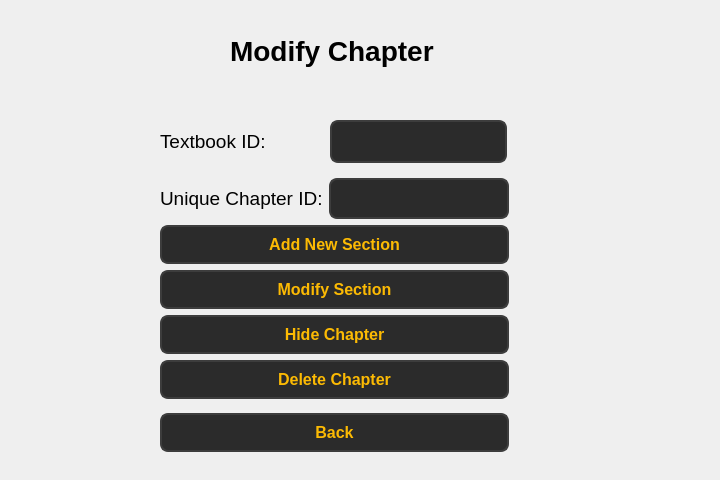
Soham1117/elearningApp, file ui/faculty/faculty_modify_chapter_window.ui: the form before one commit.
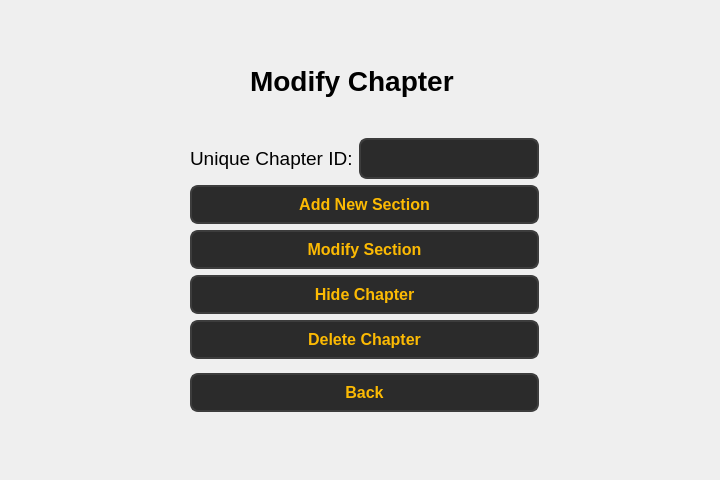
The form after the commit.

Commit message: Changes made to UI of faculty pages.

Patch:
```diff
--- a/ui/faculty/faculty_modify_chapter_window.ui
+++ b/ui/faculty/faculty_modify_chapter_window.ui
@@ -16,8 +16,8 @@
   <widget class="QLabel" name="label">
    <property name="geometry">
     <rect>
-     <x>230</x>
-     <y>30</y>
+     <x>250</x>
+     <y>60</y>
      <width>211</width>
      <height>41</height>
     </rect>
@@ -35,8 +35,8 @@
   <widget class="QWidget" name="layoutWidget">
    <property name="geometry">
     <rect>
-     <x>160</x>
-     <y>170</y>
+     <x>190</x>
+     <y>130</y>
      <width>349</width>
      <height>291</height>
     </rect>
@@ -244,56 +244,6 @@
     </item>
    </layout>
   </widget>
-  <widget class="QLineEdit" name="lineEdit_4">
-   <property name="geometry">
-    <rect>
-     <x>330</x>
-     <y>120</y>
-     <width>177</width>
-     <height>43</height>
-    </rect>
-   </property>
-   <property name="styleSheet">
-    <string notr="true">QLineEdit {
-        background-color: #2b2b2b;  /* Dark background */
-        color: #fcba03;  /* Text color */
-        border: 2px solid #3d3d3d;  /* Border color */
-        border-radius: 8px;  /* Rounded corners */
-        padding: 8px;  /* Padding inside the input field */
-        font-size: 16px;  /* Font size */
-        font-weight: bold;  /* Bold font */
-    }
-
-    QLineEdit:hover {
-        background-color: #3d3d3d;  /* Background when hovered */
-        border: 2px solid #fcba03;  /* Border color when hovered */
-    }
-
-    QLineEdit:focus {
-        background-color: #1a1a1a;  /* Background when focused */
-        border: 2px solid #fcba03;  /* Border color when focused */
-        color: #ffffff;  /* Text color when focused */
-    }</string>
-   </property>
-  </widget>
-  <widget class="QLabel" name="label_5">
-   <property name="geometry">
-    <rect>
-     <x>160</x>
-     <y>120</y>
-     <width>160</width>
-     <height>43</height>
-    </rect>
-   </property>
-   <property name="font">
-    <font>
-     <pointsize>14</pointsize>
-    </font>
-   </property>
-   <property name="text">
-    <string>Textbook ID:</string>
-   </property>
-  </widget>
  </widget>
  <resources/>
  <connections/>
```
The commit also changes 98 other files.
